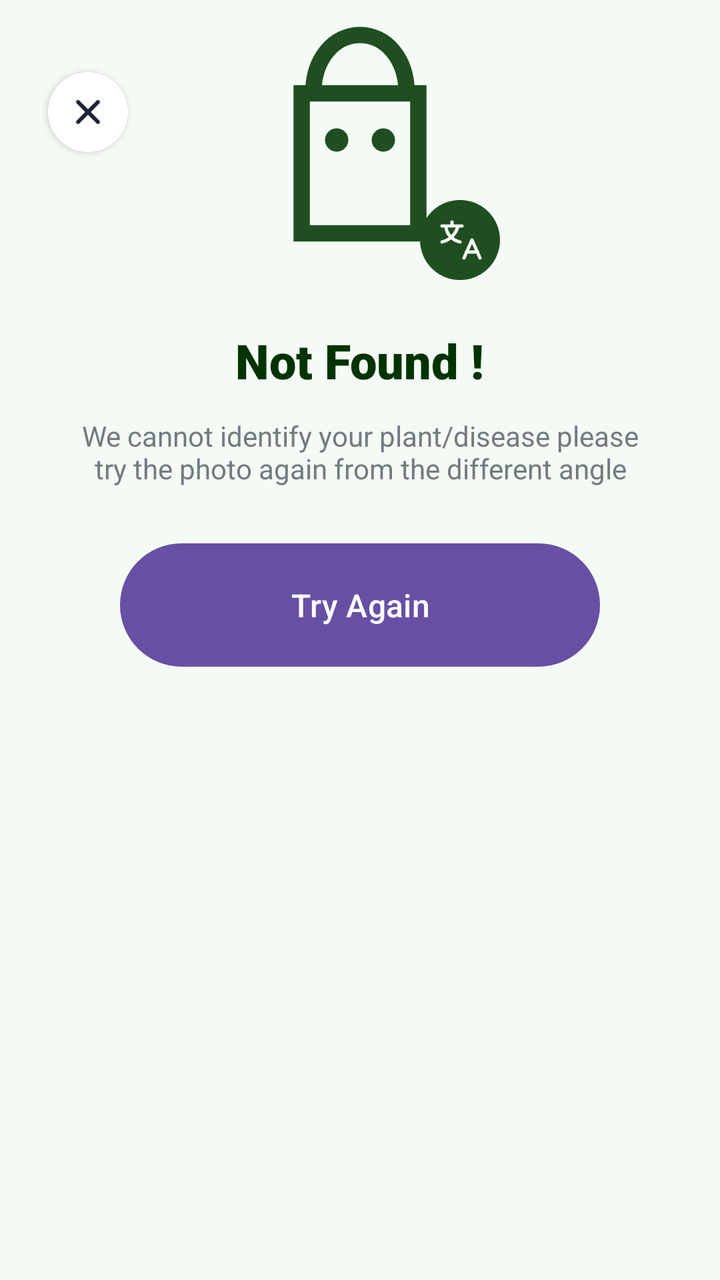
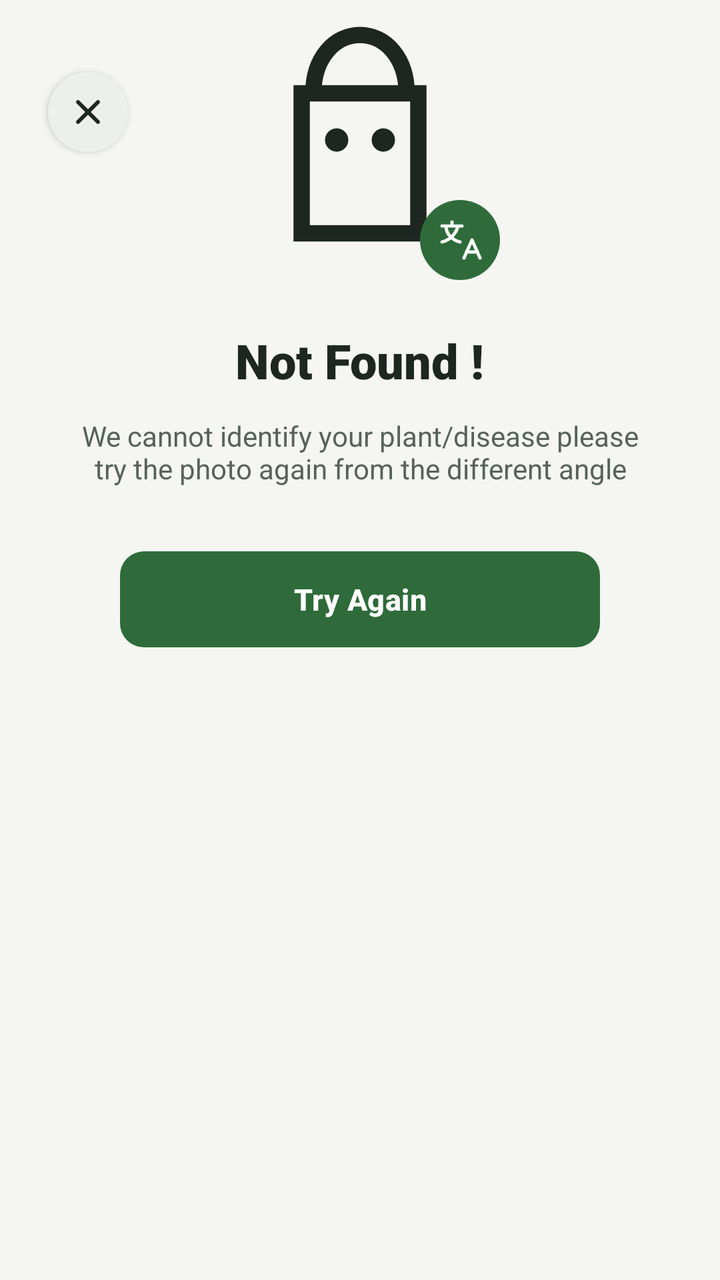

The first picture is an Android layout as it rendered before a commit; the second is the same layout after the commit. The layout source and the unified diff follow.
<!-- AndroidManifest.xml: application theme Theme.Undersoil -->
<!-- res/layout/activity_error_not_found.xml -->
<?xml version="1.0" encoding="utf-8"?>
<androidx.constraintlayout.widget.ConstraintLayout xmlns:android="http://schemas.android.com/apk/res/android"
    xmlns:app="http://schemas.android.com/apk/res-auto"
    android:layout_width="match_parent"
    android:layout_height="match_parent"
    android:background="@color/bg_light_green">

    <ImageButton
        android:id="@+id/closeButton"
        android:layout_width="40dp"
        android:layout_height="40dp"
        android:layout_marginStart="24dp"
        android:layout_marginTop="36dp"
        android:background="@drawable/bg_circle_white"
        android:elevation="2dp"
        android:padding="10dp"
        android:src="@drawable/ic_add"
        android:rotation="45"
        android:contentDescription="Close"
        app:layout_constraintStart_toStartOf="parent"
        app:layout_constraintTop_toTopOf="parent" />

    <ImageView
        android:id="@+id/illustration"
        android:layout_width="140dp"
        android:layout_height="140dp"
        android:src="@drawable/ic_error_illustration"
        android:contentDescription="Not found illustration"
        app:layout_constraintBottom_toTopOf="@id/notFoundTitle"
        app:layout_constraintEnd_toEndOf="parent"
        app:layout_constraintStart_toStartOf="parent"
        app:layout_constraintTop_toTopOf="parent"
        app:layout_constraintVertical_bias="0.42"
        app:layout_constraintVertical_chainStyle="packed" />

    <ImageView
        android:layout_width="40dp"
        android:layout_height="40dp"
        android:background="@drawable/bg_circle_green"
        android:padding="8dp"
        android:src="@drawable/ic_translate"
        app:tint="@color/white"
        android:contentDescription="Retry"
        app:layout_constraintBottom_toBottomOf="@id/illustration"
        app:layout_constraintEnd_toEndOf="@id/illustration" />

    <TextView
        android:id="@+id/notFoundTitle"
        android:layout_width="wrap_content"
        android:layout_height="wrap_content"
        android:layout_marginTop="24dp"
        android:fontFamily="sans-serif-black"
        android:text="Not Found !"
        android:textColor="@color/text_main_dark"
        android:textSize="24sp"
        app:layout_constraintEnd_toEndOf="parent"
        app:layout_constraintStart_toStartOf="parent"
        app:layout_constraintTop_toBottomOf="@id/illustration" />

    <TextView
        android:id="@+id/notFoundMessage"
        android:layout_width="280dp"
        android:layout_height="wrap_content"
        android:layout_marginTop="12dp"
        android:fontFamily="sans-serif"
        android:gravity="center"
        android:text="We cannot identify your plant/disease please try the photo again from the different angle"
        android:textColor="@color/text_sub"
        android:textSize="14sp"
        app:layout_constraintEnd_toEndOf="parent"
        app:layout_constraintStart_toStartOf="parent"
        app:layout_constraintTop_toBottomOf="@id/notFoundTitle" />

    <Button
        android:id="@+id/tryAgainButton"
        android:layout_width="240dp"
        android:layout_height="wrap_content"
        android:layout_marginTop="28dp"
        android:background="@drawable/bg_pill_green"
        android:elevation="2dp"
        android:fontFamily="sans-serif-medium"
        android:paddingVertical="16dp"
        android:text="Try Again"
        android:textAllCaps="false"
        android:textColor="@color/white"
        android:textSize="16sp"
        app:layout_constraintEnd_toEndOf="parent"
        app:layout_constraintStart_toStartOf="parent"
        app:layout_constraintTop_toBottomOf="@id/notFoundMessage" />

</androidx.constraintlayout.widget.ConstraintLayout>
<!-- resources referenced by this layout -->
<resources>
  <color name="bg_light_green">#F4FAF4</color>
  <color name="text_main_dark">#003300</color>
  <color name="text_sub">#707B81</color>
  <color name="white">#FFFFFFFF</color>
  <!-- drawable bg_circle_green (drawable) -->
  <?xml version="1.0" encoding="utf-8"?>
  <shape xmlns:android="http://schemas.android.com/apk/res/android"
      android:shape="oval">
      <solid android:color="@color/main_green" />
  </shape>
  <!-- drawable bg_circle_white (drawable) -->
  <?xml version="1.0" encoding="utf-8"?>
  <shape xmlns:android="http://schemas.android.com/apk/res/android"
      android:shape="oval">
      <solid android:color="@color/white" />
  </shape>
  <!-- drawable bg_pill_green (drawable) -->
  <?xml version="1.0" encoding="utf-8"?>
  <shape xmlns:android="http://schemas.android.com/apk/res/android"
      android:shape="rectangle">
      <solid android:color="@color/main_green" />
      <corners android:radius="50dp" />
  </shape>
  <!-- drawable ic_add (drawable) -->
  <?xml version="1.0" encoding="utf-8"?>
  <vector xmlns:android="http://schemas.android.com/apk/res/android"
      android:width="24dp"
      android:height="24dp"
      android:viewportWidth="24"
      android:viewportHeight="24">
      <path
          android:fillColor="@android:color/transparent"
          android:strokeColor="#1A2530"
          android:strokeWidth="2"
          android:strokeLineCap="round"
          android:pathData="M12,5 L12,19 M5,12 L19,12" />
  </vector>
  <!-- drawable ic_error_illustration (drawable) -->
  <?xml version="1.0" encoding="utf-8"?>
  <vector xmlns:android="http://schemas.android.com/apk/res/android"
      android:width="120dp"
      android:height="120dp"
      android:viewportWidth="24"
      android:viewportHeight="24">
      <path
          android:fillColor="@android:color/transparent"
          android:strokeColor="#1F4E20"
          android:strokeWidth="1.4"
          android:strokeLineJoin="round"
          android:pathData="M8,8 C8,5 9.8,3 12,3 C14.2,3 16,5 16,8" />
      <path
          android:fillColor="@android:color/transparent"
          android:strokeColor="#1F4E20"
          android:strokeWidth="1.4"
          android:pathData="M7,8 L17,8 L17,20 L7,20 Z" />
      <path
          android:fillColor="#1F4E20"
          android:pathData="M9,12 A1,1 0 1,0 11,12 A1,1 0 1,0 9,12 Z" />
      <path
          android:fillColor="#1F4E20"
          android:pathData="M13,12 A1,1 0 1,0 15,12 A1,1 0 1,0 13,12 Z" />
  </vector>
  <!-- drawable ic_translate (drawable) -->
  <?xml version="1.0" encoding="utf-8"?>
  <vector xmlns:android="http://schemas.android.com/apk/res/android"
      android:width="18dp"
      android:height="18dp"
      android:viewportWidth="24"
      android:viewportHeight="24">
      <path
          android:fillColor="@android:color/transparent"
          android:strokeColor="#1A2530"
          android:strokeWidth="1.6"
          android:strokeLineCap="round"
          android:pathData="M3,5 L13,5 M8,3 L8,5 M5,5 C5,9 8,12 12,13 M11,5 C10,9 7,12 3,13" />
      <path
          android:fillColor="@android:color/transparent"
          android:strokeColor="#1A2530"
          android:strokeWidth="1.6"
          android:strokeLineCap="round"
          android:strokeLineJoin="round"
          android:pathData="M14,21 L18,12 L22,21 M15.2,18 L20.8,18" />
  </vector>
  <color name="main_green">#1F4E20</color>
  <style name="Base.Theme.Undersoil" parent="Theme.Material3.DayNight.NoActionBar">
          
      </style>
  <!-- unchanged entries left out for length: 1 -->
</resources>

<!-- the commit's change to res/layout/activity_error_not_found.xml (unified diff, before → after) -->
@@ -3,7 +3,7 @@
     xmlns:app="http://schemas.android.com/apk/res-auto"
     android:layout_width="match_parent"
     android:layout_height="match_parent"
-    android:background="@color/bg_light_green">
+    android:background="@drawable/bg_screen_gradient">
 
     <ImageButton
         android:id="@+id/closeButton"
@@ -39,7 +39,7 @@
         android:background="@drawable/bg_circle_green"
         android:padding="8dp"
         android:src="@drawable/ic_translate"
-        app:tint="@color/white"
+        app:tint="@color/us_on_bio_green"
         android:contentDescription="Retry"
         app:layout_constraintBottom_toBottomOf="@id/illustration"
         app:layout_constraintEnd_toEndOf="@id/illustration" />
@@ -71,19 +71,14 @@
         app:layout_constraintStart_toStartOf="parent"
         app:layout_constraintTop_toBottomOf="@id/notFoundTitle" />
 
-    <Button
+    <com.google.android.material.button.MaterialButton
         android:id="@+id/tryAgainButton"
+        style="@style/Widget.AgriTech.Button"
+        android:minHeight="56dp"
         android:layout_width="240dp"
         android:layout_height="wrap_content"
         android:layout_marginTop="28dp"
-        android:background="@drawable/bg_pill_green"
-        android:elevation="2dp"
-        android:fontFamily="sans-serif-medium"
-        android:paddingVertical="16dp"
         android:text="Try Again"
-        android:textAllCaps="false"
-        android:textColor="@color/white"
-        android:textSize="16sp"
         app:layout_constraintEnd_toEndOf="parent"
         app:layout_constraintStart_toStartOf="parent"
         app:layout_constraintTop_toBottomOf="@id/notFoundMessage" />
<!-- resource entries referenced after the edit -->
@@ -1,27 +1,25 @@
 <!-- resources referenced by this layout -->
 <resources>
-  <color name="bg_light_green">#F4FAF4</color>
-  <color name="text_main_dark">#003300</color>
-  <color name="text_sub">#707B81</color>
-  <color name="white">#FFFFFFFF</color>
+  <color name="text_main_dark">@color/us_text_primary</color>
+  <color name="text_sub">@color/us_text_secondary</color>
+  <color name="us_on_bio_green">#FFFFFF</color>
   <!-- drawable bg_circle_green (drawable) -->
   <?xml version="1.0" encoding="utf-8"?>
   <shape xmlns:android="http://schemas.android.com/apk/res/android"
       android:shape="oval">
-      <solid android:color="@color/main_green" />
+      <solid android:color="@color/us_bio_green" />
   </shape>
   <!-- drawable bg_circle_white (drawable) -->
   <?xml version="1.0" encoding="utf-8"?>
   <shape xmlns:android="http://schemas.android.com/apk/res/android"
       android:shape="oval">
-      <solid android:color="@color/white" />
+      <solid android:color="@color/us_surface_raised" />
   </shape>
-  <!-- drawable bg_pill_green (drawable) -->
+  <!-- drawable bg_screen_gradient (drawable) -->
   <?xml version="1.0" encoding="utf-8"?>
   <shape xmlns:android="http://schemas.android.com/apk/res/android"
       android:shape="rectangle">
-      <solid android:color="@color/main_green" />
-      <corners android:radius="50dp" />
+      <solid android:color="@color/us_bg" />
   </shape>
   <!-- drawable ic_add (drawable) -->
   <?xml version="1.0" encoding="utf-8"?>
@@ -32,7 +30,7 @@
       android:viewportHeight="24">
       <path
           android:fillColor="@android:color/transparent"
-          android:strokeColor="#1A2530"
+          android:strokeColor="@color/us_text_primary"
           android:strokeWidth="2"
           android:strokeLineCap="round"
           android:pathData="M12,5 L12,19 M5,12 L19,12" />
@@ -46,20 +44,20 @@
       android:viewportHeight="24">
       <path
           android:fillColor="@android:color/transparent"
-          android:strokeColor="#1F4E20"
+          android:strokeColor="@color/us_text_primary"
           android:strokeWidth="1.4"
           android:strokeLineJoin="round"
           android:pathData="M8,8 C8,5 9.8,3 12,3 C14.2,3 16,5 16,8" />
       <path
           android:fillColor="@android:color/transparent"
-          android:strokeColor="#1F4E20"
+          android:strokeColor="@color/us_text_primary"
           android:strokeWidth="1.4"
           android:pathData="M7,8 L17,8 L17,20 L7,20 Z" />
       <path
-          android:fillColor="#1F4E20"
+          android:fillColor="@color/us_text_primary"
           android:pathData="M9,12 A1,1 0 1,0 11,12 A1,1 0 1,0 9,12 Z" />
       <path
-          android:fillColor="#1F4E20"
+          android:fillColor="@color/us_text_primary"
           android:pathData="M13,12 A1,1 0 1,0 15,12 A1,1 0 1,0 13,12 Z" />
   </vector>
   <!-- drawable ic_translate (drawable) -->
@@ -71,22 +69,247 @@
       android:viewportHeight="24">
       <path
           android:fillColor="@android:color/transparent"
-          android:strokeColor="#1A2530"
+          android:strokeColor="@color/us_text_primary"
           android:strokeWidth="1.6"
           android:strokeLineCap="round"
           android:pathData="M3,5 L13,5 M8,3 L8,5 M5,5 C5,9 8,12 12,13 M11,5 C10,9 7,12 3,13" />
       <path
           android:fillColor="@android:color/transparent"
-          android:strokeColor="#1A2530"
+          android:strokeColor="@color/us_text_primary"
           android:strokeWidth="1.6"
           android:strokeLineCap="round"
           android:strokeLineJoin="round"
           android:pathData="M14,21 L18,12 L22,21 M15.2,18 L20.8,18" />
   </vector>
-  <color name="main_green">#1F4E20</color>
-  <style name="Base.Theme.Undersoil" parent="Theme.Material3.DayNight.NoActionBar">
-          
-      </style>
+  <style name="Widget.AgriTech.Button" parent="Widget.Material3.Button">
+          <item name="backgroundTint">@color/selector_button_primary_bg</item>
+          <item name="android:textColor">@color/selector_button_primary_text</item>
+          <item name="iconTint">@color/selector_button_primary_text</item>
+          <item name="rippleColor">#33FFFFFF</item>
+          <item name="android:minHeight">52dp</item>
+          <item name="android:textSize">15sp</item>
+          <item name="android:textStyle">bold</item>
+          <item name="android:letterSpacing">0.01</item>
+          <item name="android:textAllCaps">false</item>
+          <item name="shapeAppearance">@style/ShapeAppearance.AgriTech.Button</item>
+          <item name="android:elevation">0dp</item>
+      </style>
+  <color name="us_text_primary">#1E2621</color>
+  <color name="us_text_secondary">#58625C</color>
+  <color name="us_bio_green">#2F6B3A</color>
+  <color name="us_surface_raised">#EDF0EA</color>
+  <color name="us_bg">#F5F6F2</color>
+  <style name="ShapeAppearance.AgriTech.Button" parent="">
+          <item name="cornerFamily">rounded</item>
+          <item name="cornerSize">12dp</item>
+      </style>
+  <style name="Base.Theme.Undersoil" parent="AgriTech.Theme" />
+  <style name="AgriTech.Theme" parent="Theme.Material3.DayNight.NoActionBar">
+          
+          <item name="colorPrimary">@color/us_bio_green</item>
+          <item name="colorOnPrimary">@color/us_on_bio_green</item>
+          <item name="colorPrimaryContainer">@color/us_bio_green_container</item>
+          <item name="colorOnPrimaryContainer">@color/us_on_bio_green_container</item>
+          <item name="colorPrimaryInverse">@color/us_bio_green_dim</item>
+  
+          
+          <item name="colorSecondary">@color/us_aqua</item>
+          <item name="colorOnSecondary">@color/us_on_aqua</item>
+          <item name="colorSecondaryContainer">@color/us_aqua_container</item>
+          <item name="colorOnSecondaryContainer">@color/us_on_aqua_container</item>
+  
+          
+          <item name="colorTertiary">@color/us_amber</item>
+          <item name="colorOnTertiary">@color/us_surface</item>
+          <item name="colorTertiaryContainer">@color/us_amber_container</item>
+          <item name="colorOnTertiaryContainer">@color/us_text_primary</item>
+  
+          
+          <item name="colorError">@color/us_danger</item>
+          <item name="colorOnError">@color/us_on_danger</item>
+          <item name="colorErrorContainer">@color/us_danger_container</item>
+          <item name="colorOnErrorContainer">@color/us_text_primary</item>
+  
+          
+          <item name="android:colorBackground">@color/us_bg</item>
+          <item name="colorOnBackground">@color/us_text_primary</item>
+          <item name="colorSurface">@color/us_surface</item>
+          <item name="colorOnSurface">@color/us_text_primary</item>
+          <item name="colorSurfaceVariant">@color/us_surface_raised</item>
+          <item name="colorOnSurfaceVariant">@color/us_text_secondary</item>
+          <item name="colorSurfaceInverse">@color/us_text_primary</item>
+          <item name="colorOnSurfaceInverse">@color/us_bg</item>
+          <item name="colorSurfaceBright">@color/us_surface_raised</item>
+          <item name="colorSurfaceDim">@color/us_bg</item>
+          <item name="colorSurfaceContainerLowest">@color/us_surface</item>
+          <item name="colorSurfaceContainerLow">@color/us_surface</item>
+          <item name="colorSurfaceContainer">@color/us_surface_card</item>
+          <item name="colorSurfaceContainerHigh">@color/us_surface_raised</item>
+          <item name="colorSurfaceContainerHighest">@color/us_surface_raised</item>
+          <item name="colorOutline">@color/us_outline_strong</item>
+          <item name="colorOutlineVariant">@color/us_outline</item>
+          <item name="colorControlNormal">@color/us_text_secondary</item>
+          <item name="colorControlActivated">@color/us_bio_green</item>
+          <item name="colorControlHighlight">@color/us_bio_green_glow</item>
+  
+          
+          <item name="android:textColorPrimary">@color/us_text_primary</item>
+          <item name="android:textColorSecondary">@color/us_text_secondary</item>
+          <item name="android:textColorTertiary">@color/us_text_hint</item>
+          <item name="android:textColorHint">@color/us_text_hint</item>
+          <item name="android:textColorLink">@color/us_aqua</item>
+          <item name="android:textColorHighlight">@color/us_bio_green_container</item>
+          <item name="android:editTextColor">@color/us_text_primary</item>
+  
+          
+          <item name="android:windowBackground">@color/us_bg</item>
+          <item name="android:statusBarColor">@color/us_bg</item>
+          <item name="android:navigationBarColor">@color/us_surface</item>
+          <item name="android:windowLightStatusBar">true</item>
+          <item name="android:windowLightNavigationBar">true</item>
+          <item name="android:forceDarkAllowed">false</item>
+          <item name="android:isLightTheme">true</item>
+          <item name="isLightTheme">true</item>
+          <item name="android:windowAnimationStyle">@style/AgriTech.WindowAnimation</item>
+  
+          
+          <item name="materialCardViewStyle">@style/Widget.AgriTech.CardView</item>
+          <item name="materialButtonStyle">@style/Widget.AgriTech.Button</item>
+          <item name="borderlessButtonStyle">@style/Widget.AgriTech.Button.Text</item>
+          <item name="bottomNavigationStyle">@style/Widget.AgriTech.BottomNavigation</item>
+          <item name="bottomAppBarStyle">@style/Widget.AgriTech.BottomAppBar</item>
+          <item name="floatingActionButtonStyle">@style/Widget.AgriTech.FAB</item>
+          <item name="textInputStyle">@style/Widget.AgriTech.TextInputLayout</item>
+          <item name="materialSwitchStyle">@style/Widget.Material3.CompoundButton.MaterialSwitch</item>
+          <item name="shapeAppearanceCornerSmall">@style/ShapeAppearance.AgriTech.Small</item>
+          <item name="shapeAppearanceCornerMedium">@style/ShapeAppearance.AgriTech.Medium</item>
+          <item name="shapeAppearanceCornerLarge">@style/ShapeAppearance.AgriTech.Large</item>
+          <item name="materialAlertDialogTheme">@style/ThemeOverlay.AgriTech.Dialog</item>
+          <item name="android:alertDialogTheme">@style/ThemeOverlay.AgriTech.Dialog</item>
+      </style>
+  <color name="us_bio_green_container">#DDEBDD</color>
+  <color name="us_on_bio_green_container">#163A1E</color>
+  <color name="us_bio_green_dim">#24542D</color>
+  <color name="us_aqua">#2D7398</color>
+  <color name="us_on_aqua">#FFFFFF</color>
+  <color name="us_aqua_container">#DCEBF3</color>
+  <color name="us_on_aqua_container">#123547</color>
+  <color name="us_amber">#B8742A</color>
+  <color name="us_surface">#FFFFFF</color>
+  <color name="us_amber_container">#F6E8D6</color>
+  <color name="us_danger">#B34A3C</color>
+  <color name="us_on_danger">#FFFFFF</color>
+  <color name="us_danger_container">#F8E1DC</color>
+  <color name="us_surface_card">#FFFFFF</color>
+  <color name="us_outline_strong">#C4CBC1</color>
+  <color name="us_outline">#E2E6DF</color>
+  <color name="us_bio_green_glow">#1F2F6B3A</color>
+  <color name="us_text_hint">#89928C</color>
+  <style name="AgriTech.WindowAnimation" parent="@android:style/Animation.Activity">
+          <item name="android:activityOpenEnterAnimation">@anim/slide_in_right</item>
+          <item name="android:activityOpenExitAnimation">@anim/slide_out_left</item>
+          <item name="android:activityCloseEnterAnimation">@anim/fade_in</item>
+          <item name="android:activityCloseExitAnimation">@anim/fade_out</item>
+      </style>
+  <style name="Widget.AgriTech.CardView" parent="Widget.Material3.CardView.Elevated">
+          <item name="cardBackgroundColor">@color/us_surface_card</item>
+          <item name="cardCornerRadius">16dp</item>
+          <item name="cardElevation">1dp</item>
+          <item name="strokeColor">@color/us_outline</item>
+          <item name="strokeWidth">0dp</item>
+          <item name="rippleColor">@color/us_bio_green_glow</item>
+      </style>
+  <style name="Widget.AgriTech.Button.Text" parent="Widget.Material3.Button.TextButton">
+          <item name="android:textColor">@color/us_bio_green</item>
+          <item name="iconTint">@color/us_bio_green</item>
+          <item name="rippleColor">@color/us_bio_green_glow</item>
+          <item name="android:textStyle">bold</item>
+          <item name="android:textAllCaps">false</item>
+          <item name="shapeAppearance">@style/ShapeAppearance.AgriTech.Button</item>
+      </style>
+  <style name="Widget.AgriTech.BottomNavigation" parent="Widget.Material3.BottomNavigationView">
+          <item name="android:background">@android:color/transparent</item>
+          <item name="backgroundTint">@android:color/transparent</item>
+          <item name="elevation">0dp</item>
+          <item name="itemIconTint">@color/bottom_nav_item_tint</item>
+          <item name="itemTextColor">@color/bottom_nav_item_tint</item>
+          <item name="itemIconSize">24dp</item>
+          <item name="itemRippleColor">@color/us_bio_green_glow</item>
+          <item name="labelVisibilityMode">labeled</item>
+          <item name="itemActiveIndicatorStyle">@style/Widget.AgriTech.BottomNavigation.ActiveIndicator</item>
+          <item name="itemTextAppearanceActive">@style/TextAppearance.AgriTech.NavLabel.Active</item>
+          <item name="itemTextAppearanceInactive">@style/TextAppearance.AgriTech.NavLabel</item>
+      </style>
+  <style name="Widget.AgriTech.BottomAppBar" parent="Widget.Material3.BottomAppBar">
+          <item name="backgroundTint">@color/us_surface</item>
+          <item name="elevation">6dp</item>
+          <item name="fabAnchorMode">cradle</item>
+          <item name="fabAlignmentMode">center</item>
+          <item name="fabCradleMargin">8dp</item>
+          <item name="fabCradleRoundedCornerRadius">20dp</item>
+          <item name="fabCradleVerticalOffset">4dp</item>
+      </style>
+  <style name="Widget.AgriTech.FAB" parent="Widget.Material3.FloatingActionButton.Primary">
+          <item name="backgroundTint">@color/us_bio_green</item>
+          <item name="tint">@color/us_on_bio_green</item>
+          <item name="rippleColor">#33FFFFFF</item>
+          <item name="shapeAppearanceOverlay">@style/ShapeAppearance.AgriTech.Pill</item>
+          <item name="elevation">4dp</item>
+      </style>
+  <style name="Widget.AgriTech.TextInputLayout" parent="Widget.Material3.TextInputLayout.OutlinedBox">
+          <item name="boxBackgroundColor">@color/us_surface_input</item>
+          <item name="boxStrokeColor">@color/selector_input_stroke</item>
+          <item name="boxStrokeWidth">1dp</item>
+          <item name="boxStrokeWidthFocused">2dp</item>
+          <item name="hintTextColor">@color/us_bio_green</item>
+          <item name="android:textColorHint">@color/us_text_hint</item>
+          <item name="startIconTint">@color/us_text_secondary</item>
+          <item name="endIconTint">@color/us_text_secondary</item>
+          <item name="boxCornerRadiusTopStart">12dp</item>
+          <item name="boxCornerRadiusTopEnd">12dp</item>
+          <item name="boxCornerRadiusBottomStart">12dp</item>
+          <item name="boxCornerRadiusBottomEnd">12dp</item>
+      </style>
+  <style name="ShapeAppearance.AgriTech.Small" parent="ShapeAppearance.Material3.Corner.Small">
+          <item name="cornerFamily">rounded</item>
+          <item name="cornerSize">8dp</item>
+      </style>
+  <style name="ShapeAppearance.AgriTech.Medium" parent="ShapeAppearance.Material3.Corner.Medium">
+          <item name="cornerFamily">rounded</item>
+          <item name="cornerSize">16dp</item>
+      </style>
+  <style name="ShapeAppearance.AgriTech.Large" parent="ShapeAppearance.Material3.Corner.Large">
+          <item name="cornerFamily">rounded</item>
+          <item name="cornerSize">20dp</item>
+      </style>
+  <style name="ThemeOverlay.AgriTech.Dialog" parent="ThemeOverlay.Material3.MaterialAlertDialog">
+          <item name="colorSurface">@color/us_surface_card</item>
+          <item name="colorSurfaceContainerHigh">@color/us_surface_card</item>
+          <item name="colorOnSurface">@color/us_text_primary</item>
+          <item name="colorOnSurfaceVariant">@color/us_text_secondary</item>
+          <item name="colorPrimary">@color/us_bio_green</item>
+          <item name="android:textColorPrimary">@color/us_text_primary</item>
+          <item name="android:textColorSecondary">@color/us_text_secondary</item>
+          <item name="shapeAppearanceOverlay">@style/ShapeAppearance.AgriTech.Large</item>
+      </style>
+  <style name="Widget.AgriTech.BottomNavigation.ActiveIndicator" parent="Widget.Material3.BottomNavigationView.ActiveIndicator">
+          <item name="android:color">@color/bottom_nav_indicator</item>
+          <item name="android:width">64dp</item>
+          <item name="android:height">32dp</item>
+          <item name="shapeAppearance">@style/ShapeAppearance.AgriTech.Pill</item>
+      </style>
+  <style name="TextAppearance.AgriTech.NavLabel.Active">
+          <item name="android:textStyle">bold</item>
+      </style>
+  <style name="TextAppearance.AgriTech.NavLabel" parent="TextAppearance.Material3.LabelMedium">
+          <item name="android:textSize">12sp</item>
+          <item name="android:letterSpacing">0.04</item>
+      </style>
+  <style name="ShapeAppearance.AgriTech.Pill" parent="">
+          <item name="cornerFamily">rounded</item>
+          <item name="cornerSize">50%</item>
+      </style>
+  <color name="us_surface_input">#F3F5F0</color>
   <!-- unchanged entries left out for length: 1 -->
 </resources>
 
